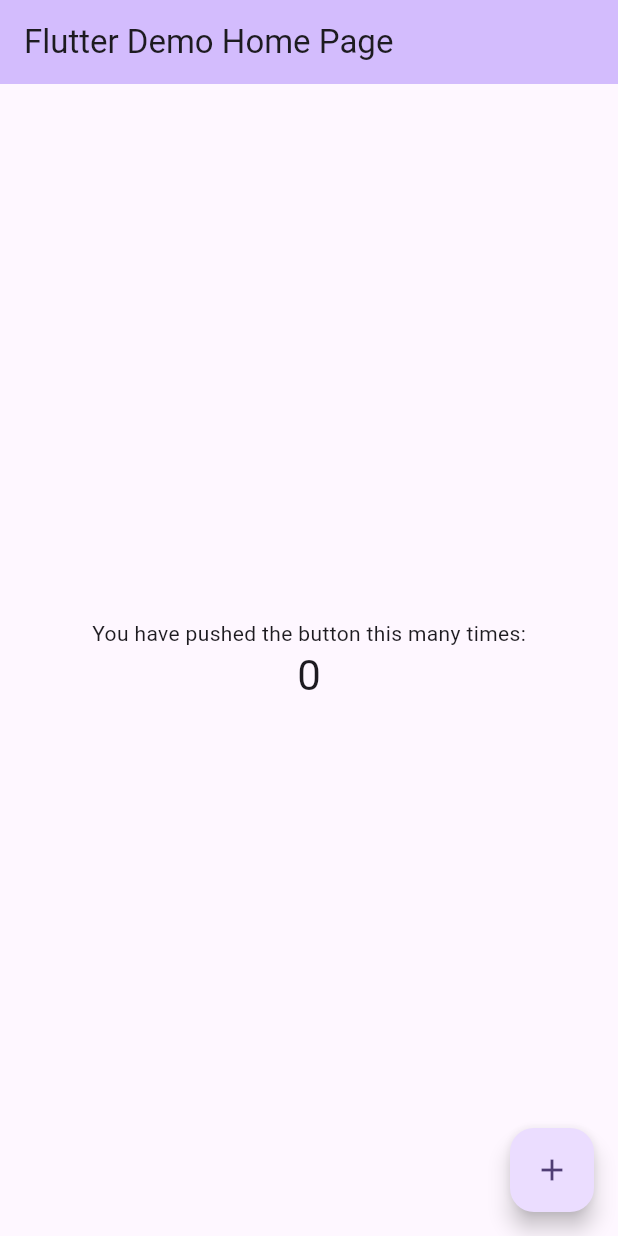
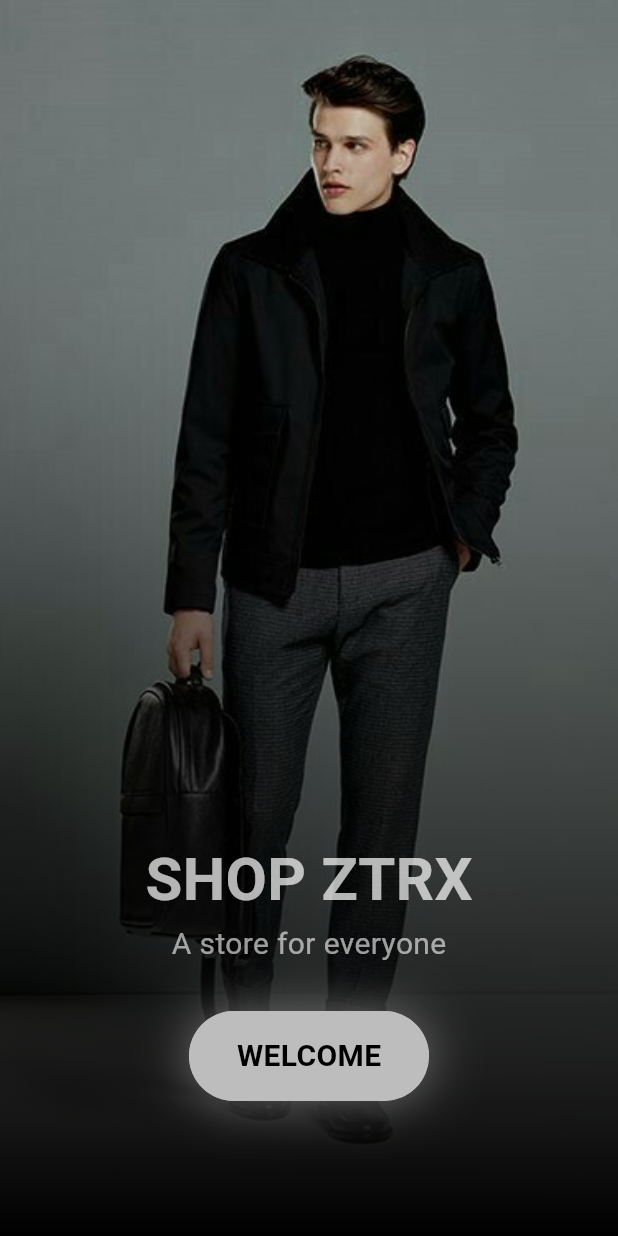
Before and after one commit to soyr6o/A-modern-shop-project, a Flutter app: the screen it shows after launch, on a phone screen of 412 x 824 dp. Run offline on Flutter 3.47's test engine with Material 3 defaults, Android fonts, the phone set to English and light mode, and no system bars; our stand-ins replace supabase_flutter; accounts and stored records are empty.

Commit message:
page welcome and sign

```diff
--- /dev/null
+++ b/lib/future/shop/page/wlcome/welcome.dart
@@ -0,0 +1,143 @@
+import 'dart:async';
+
+import 'package:flutter/material.dart';
+import 'package:shop/future/shop/page/sign/stream.dart';
+
+class Welcome extends StatefulWidget {
+  const Welcome({super.key});
+
+  @override
+  State<Welcome> createState() => _WelcomeState();
+}
+
+class _WelcomeState extends State<Welcome> {
+  @override
+  void initState() {
+    // TODO: implement initState
+    Timer(Duration(milliseconds: 400), (){
+      setState(() {
+        op1=1;
+      });
+    });
+    super.initState();
+  }
+  double op1=0;
+  double op2=0;
+  double op3=0;
+  double t1=10;
+  @override
+  Widget build(BuildContext context) {
+    return Scaffold(
+      backgroundColor: Colors.black,
+      body: SafeArea(
+        child: AnimatedOpacity(
+          opacity: op1,
+          duration: Duration(milliseconds: 400),
+          onEnd: (){
+            setState(() {
+              t1=0;
+            });
+          },
+          child: Container(
+            child: Stack(
+              children: [
+                Container(
+                  decoration: BoxDecoration(
+                    image: DecorationImage(fit: BoxFit.cover,image: AssetImage("assets/welcome.jpg"),),
+                  ),
+                  child: Container(
+                    alignment: Alignment.center,
+                    decoration: BoxDecoration(
+                      gradient: LinearGradient(
+                          begin: Alignment.topCenter,
+                          end: Alignment.bottomCenter,
+                          colors: [Colors.transparent,Colors.black]),
+                    ),
+                  ),
+                ),
+                Column(
+                  mainAxisAlignment: MainAxisAlignment.end,
+                  children: [
+                    AnimatedSlide(
+                    offset:Offset(0, t1),
+                    duration: Duration(milliseconds: 800),
+                    curve: Curves.easeOutBack,
+                    child: Text("SHOP ZTRX",style: TextStyle(fontSize: 40,fontWeight: FontWeight.bold,color: Colors.white70),)),
+                    AnimatedSlide(
+                    offset: Offset(0, t1),
+                    duration: Duration(milliseconds: 600),
+                    onEnd: (){
+                      setState(() {
+                        op2=1;
+                        op3=1;
+                      });
+                    },
+                    curve: Curves.ease,
+                    child: Text("A store for everyone",style: TextStyle(fontSize: 20,color: Colors.white60),)),
+                    Center(
+                      child: Stack(
+                        children: [
+                          AnimatedOpacity(
+                            opacity: op3,
+                            duration: Duration(milliseconds: 1200),
+                            curve: Curves.decelerate,
+                            onEnd: (){
+                              setState(() {
+                                if (op3==0) {
+                                  op3=1;
+                                }else{
+                                  op3=0;
+                                }
+                              });
+                            },
+                            child: Container(
+                              margin: EdgeInsets.only(bottom: 90,top: 30),
+                              width: 160,
+                              height: 60,
+                              decoration: BoxDecoration(
+                                borderRadius: BorderRadius.circular(40),
+                                color: Colors.grey.shade400,
+                                boxShadow: [BoxShadow(
+                                  color: Colors.grey.shade600,
+                                  blurRadius: 30,
+                                  spreadRadius: 0,
+                                )]
+                              ),
+                              child: Center(child: Text("WELCOME",style: TextStyle(fontSize: 20,fontWeight: FontWeight.bold,color: Colors.black),)),
+                            ),
+                          ),
+                          AnimatedOpacity(
+                            opacity: op2,
+                            duration: Duration(milliseconds: 800),
+                            curve: Curves.decelerate,
+                            onEnd: (){},
+                            child: InkWell(
+                              onTap: (){},
+                              child: Container(
+                                margin: EdgeInsets.only(bottom: 90,top: 30),
+                                width: 160,
+                                height: 60,
+                                decoration: BoxDecoration(
+                                  borderRadius: BorderRadius.circular(40),
+                                  color: Colors.grey.shade400,
+                                ),
+                                child: Center(child: InkWell(
+                                    onTap: (){
+                                      Navigator.pushReplacement(context, MaterialPageRoute(builder: (context)=>StreamPage()));
+                                    },
+                                    child: Text("WELCOME",style: TextStyle(fontSize: 20,fontWeight: FontWeight.bold,color: Colors.black),))),
+                              ),
+                            ),
+                          ),
+                        ],
+                      ),
+                    ),
+                  ],
+                )
+              ],
+            ),
+          ),
+        ),),
+    );
+  }
+}
--- a/lib/main.dart
+++ b/lib/main.dart
@@ -1,122 +1,24 @@
 import 'package:flutter/material.dart';
+import 'package:shop/future/shop/page/sign/sign.dart';
+import 'package:supabase_flutter/supabase_flutter.dart';
 
-void main() {
+import 'future/shop/page/wlcome/welcome.dart';
+ String url="https://kqvedyhkqkitxdruluaj.supabase.co";
+ String anonKey = "eyJhbGciOiJIUzI1NiIsInR5cCI6IkpXVCJ9.eyJpc3MiOiJzdXBhYmFzZSIsInJlZiI6ImtxdmVkeWhrcWtpdHhkcnVsdWFqIiwicm9sZSI6ImFub24iLCJpYXQiOjE3NTU0MzIxOTYsImV4cCI6MjA3MTAwODE5Nn0.8Hq9eN0v1YbestibBid1lWv9002_4QpWRCog7ja7npU";
+void main() async{
+  WidgetsFlutterBinding.ensureInitialized();
+  await Supabase.initialize(url: url, anonKey: anonKey);
   runApp(const MyApp());
 }
 
 class MyApp extends StatelessWidget {
   const MyApp({super.key});
 
-  // This widget is the root of your application.
   @override
   Widget build(BuildContext context) {
-    return MaterialApp(
-      title: 'Flutter Demo',
-      theme: ThemeData(
-        // This is the theme of your application.
-        //
-        // TRY THIS: Try running your application with "flutter run". You'll see
-        // the application has a purple toolbar. Then, without quitting the app,
-        // try changing the seedColor in the colorScheme below to Colors.green
-        // and then invoke "hot reload" (save your changes or press the "hot
-        // reload" button in a Flutter-supported IDE, or press "r" if you used
-        // the command line to start the app).
-        //
-        // Notice that the counter didn't reset back to zero; the application
-        // state is not lost during the reload. To reset the state, use hot
-        // restart instead.
-        //
-        // This works for code too, not just values: Most code changes can be
-        // tested with just a hot reload.
-        colorScheme: ColorScheme.fromSeed(seedColor: Colors.deepPurple),
-      ),
-      home: const MyHomePage(title: 'Flutter Demo Home Page'),
+    return const MaterialApp(
+      debugShowCheckedModeBanner: false,
+      home: Welcome(),
     );
   }
 }
-
-class MyHomePage extends StatefulWidget {
-  const MyHomePage({super.key, required this.title});
-
-  // This widget is the home page of your application. It is stateful, meaning
-  // that it has a State object (defined below) that contains fields that affect
-  // how it looks.
-
-  // This class is the configuration for the state. It holds the values (in this
-  // case the title) provided by the parent (in this case the App widget) and
-  // used by the build method of the State. Fields in a Widget subclass are
-  // always marked "final".
-
-  final String title;
-
-  @override
-  State<MyHomePage> createState() => _MyHomePageState();
-}
-
-class _MyHomePageState extends State<MyHomePage> {
-  int _counter = 0;
-
-  void _incrementCounter() {
-    setState(() {
-      // This call to setState tells the Flutter framework that something has
-      // changed in this State, which causes it to rerun the build method below
-      // so that the display can reflect the updated values. If we changed
-      // _counter without calling setState(), then the build method would not be
-      // called again, and so nothing would appear to happen.
-      _counter++;
-    });
-  }
-
-  @override
-  Widget build(BuildContext context) {
-    // This method is rerun every time setState is called, for instance as done
-    // by the _incrementCounter method above.
-    //
-    // The Flutter framework has been optimized to make rerunning build methods
-    // fast, so that you can just rebuild anything that needs updating rather
-    // than having to individually change instances of widgets.
-    return Scaffold(
-      appBar: AppBar(
-        // TRY THIS: Try changing the color here to a specific color (to
-        // Colors.amber, perhaps?) and trigger a hot reload to see the AppBar
-        // change color while the other colors stay the same.
-        backgroundColor: Theme.of(context).colorScheme.inversePrimary,
-        // Here we take the value from the MyHomePage object that was created by
-        // the App.build method, and use it to set our appbar title.
-        title: Text(widget.title),
-      ),
-      body: Center(
-        // Center is a layout widget. It takes a single child and positions it
-        // in the middle of the parent.
-        child: Column(
-          // Column is also a layout widget. It takes a list of children and
-          // arranges them vertically. By default, it sizes itself to fit its
-          // children horizontally, and tries to be as tall as its parent.
-          //
-          // Column has various properties to control how it sizes itself and
-          // how it positions its children. Here we use mainAxisAlignment to
-          // center the children vertically; the main axis here is the vertical
-          // axis because Columns are vertical (the cross axis would be
-          // horizontal).
-          //
-          // TRY THIS: Invoke "debug painting" (choose the "Toggle Debug Paint"
-          // action in the IDE, or press "p" in the console), to see the
-          // wireframe for each widget.
-          mainAxisAlignment: MainAxisAlignment.center,
-          children: <Widget>[
-            const Text('You have pushed the button this many times:'),
-            Text(
-              '$_counter',
-              style: Theme.of(context).textTheme.headlineMedium,
-            ),
-          ],
-        ),
-      ),
-      floatingActionButton: FloatingActionButton(
-        onPressed: _incrementCounter,
-        tooltip: 'Increment',
-        child: const Icon(Icons.add),
-      ), // This trailing comma makes auto-formatting nicer for build methods.
-    );
-  }
-}
--- a/pubspec.yaml
+++ b/pubspec.yaml
@@ -34,6 +34,8 @@ dependencies:
   # The following adds the Cupertino Icons font to your application.
   # Use with the CupertinoIcons class for iOS style icons.
   cupertino_icons: ^1.0.8
+  supabase_flutter: ^2.9.1
+  shared_preferences: ^2.5.3
 
 dev_dependencies:
   flutter_test:
@@ -58,8 +60,8 @@ flutter:
   uses-material-design: true
 
   # To add assets to your application, add an assets section, like this:
-  # assets:
-  #   - images/a_dot_burr.jpeg
+  assets:
+   - assets/
   #   - images/a_dot_ham.jpeg
 
   # An image asset can refer to one or more resolution-specific "variants", see
```
Also changed, not shown: lib/future/shop/page/home/home.dart (added, +23 -0 lines), lib/future/shop/page/home/profile.dart (added, +29 -0 lines), lib/future/shop/page/sign/auth_supabase.dart (added, +19 -0 lines), lib/future/shop/page/sign/sign.dart (added, +220 -0 lines), lib/future/shop/page/sign/stream.dart (added, +25 -0 lines), assets/adr.png (added), assets/back.jpg (added), assets/background.jpg (added), assets/rda.jpg (added), assets/signin.png (added), assets/signup.png (added), assets/welcome.jpg (added), pubspec.lock, 1 other file.
